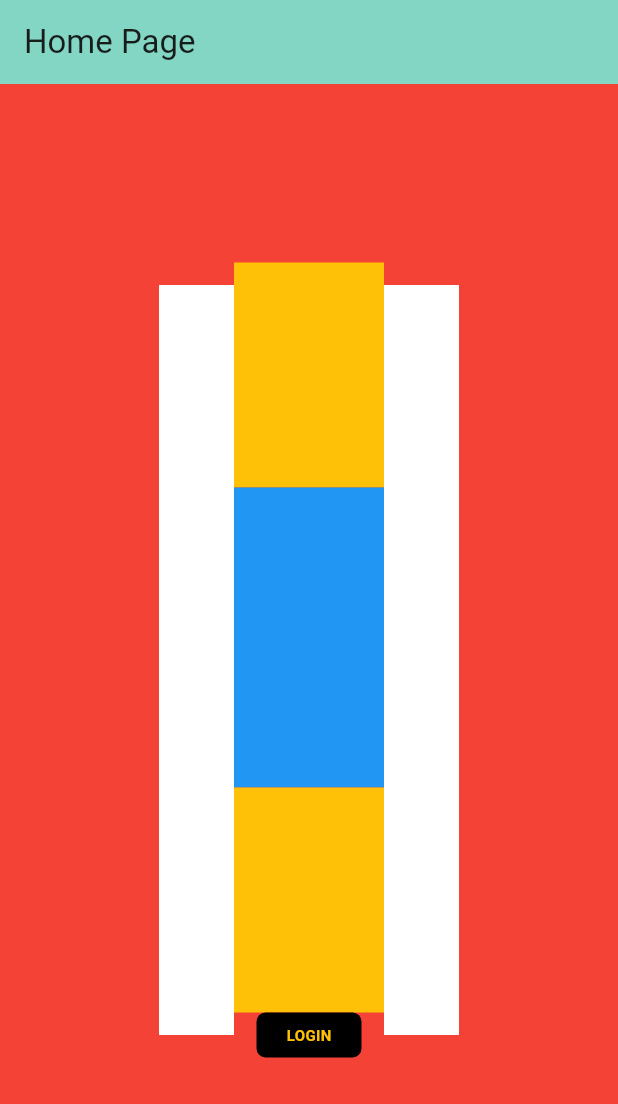
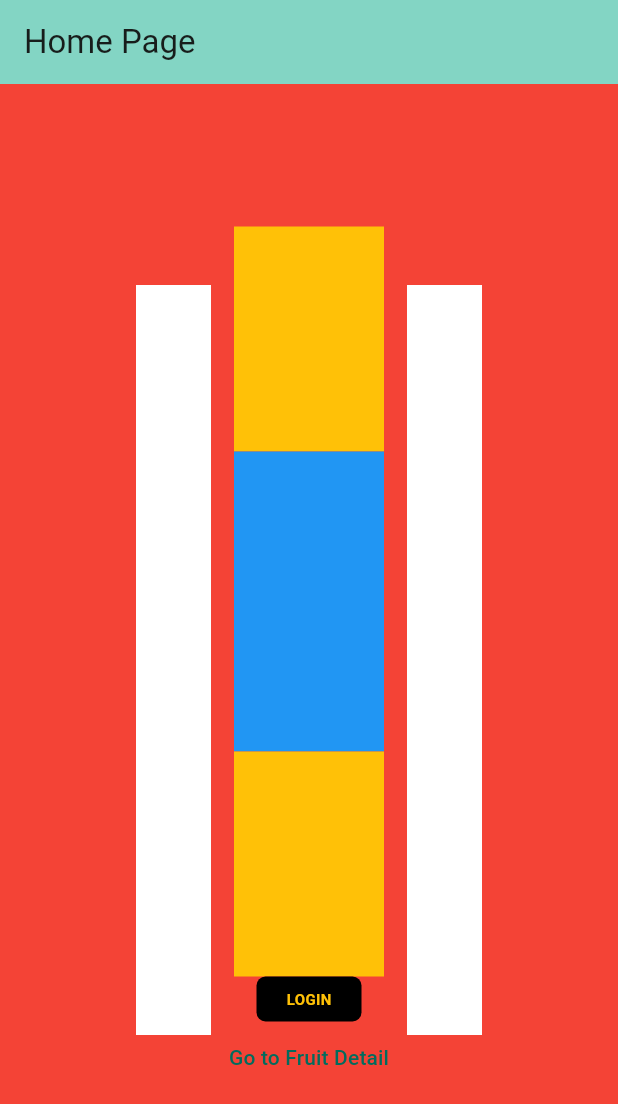
Before and after one commit to alamalam1999/ppdk_flutter, a Flutter app: the screen it shows after launch, on a phone screen of 412 x 824 dp. Shown: the top 1104 px of the screen. Run offline on Flutter 3.47's test engine with Material 3 defaults, Android fonts, the phone set to English and light mode, and no system bars; our stand-ins replace go_router.

Commit message:
add button fiture

```diff
--- a/lib/main.dart
+++ b/lib/main.dart
@@ -159,6 +159,12 @@ class _MyHomePageState extends State<MyHomePage> {
                           ),
                         ),
                       ),
+                      TextButton(
+                        onPressed: () {
+                          context.go('/fruits/fruit-detail');
+                        },
+                        child: Text('Go to Fruit Detail'),
+                      ),
                     ],
                   ),
                   Column(
```
